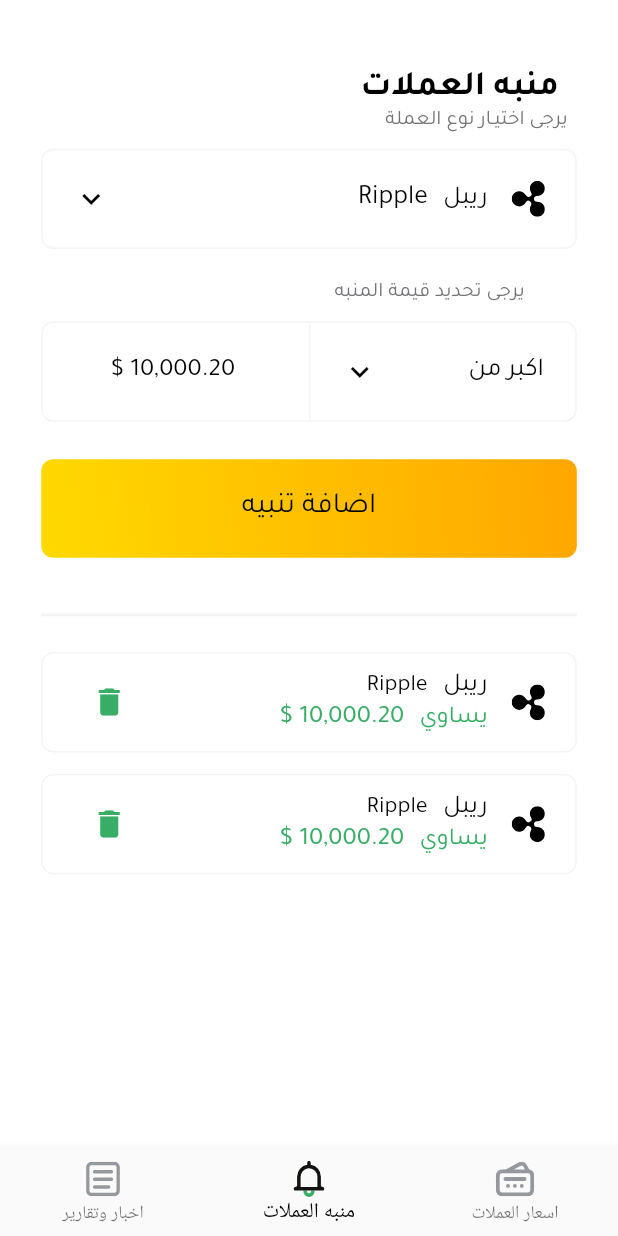
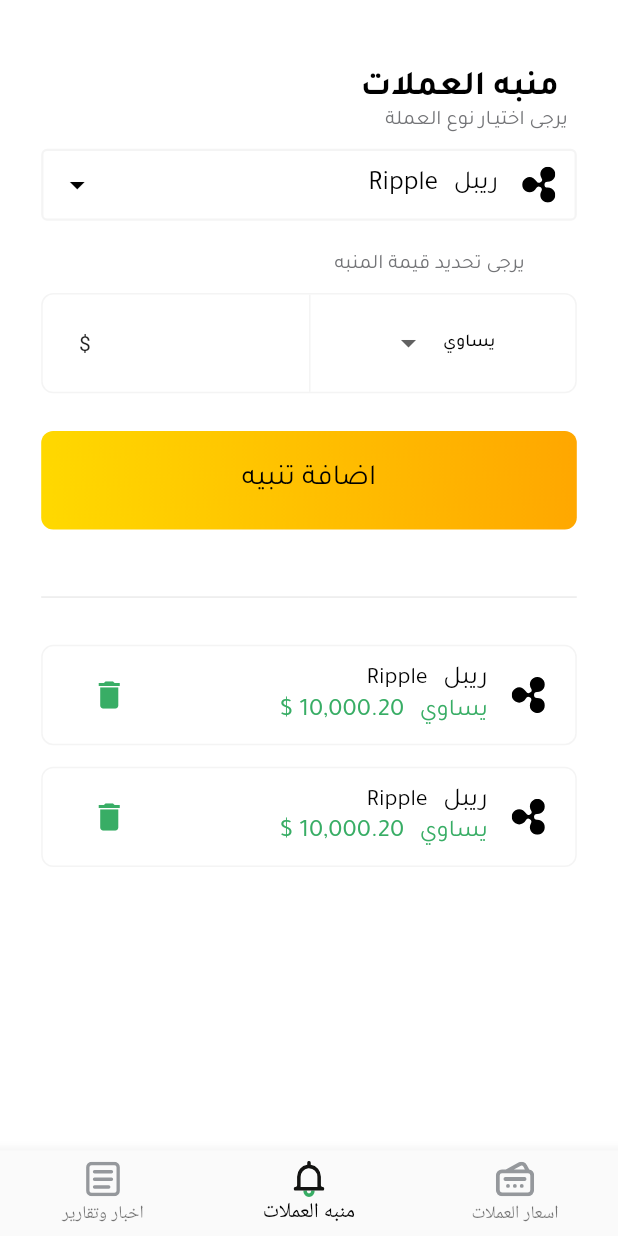
Before and after one commit to MoAlaklouk/coinz-app, a Flutter app: the screen it shows after launch, item 2 of the bottom bar chosen, on a phone screen of 412 x 824 dp. Run offline on Flutter 3.47's test engine with Material 2 defaults, Android fonts, the phone set to English and light mode, and no system bars; drawn by our look-alikes of dropdown_search; our stand-ins replace flutter_screenutil, flutter_svg, get; missing offline and left inert: dart:ffi, loadmore.

Commit message:
loadmore & fix some ui

```diff
--- a/lib/constant/string_manager.dart
+++ b/lib/constant/string_manager.dart
@@ -45,5 +45,10 @@ class AppString {
 
   static const String shareString = 'مشاركة';
   static const String pressToAddNew = 'اضغط للاضافة';
+  static const choosenItem = 'يساوي';
+  static const chooseItem = ['اكبر من', 'اصغر من', 'يساوي'];
+  static const isLoading = 'جاري تحميل المزيد';
+  static const endLoading = 'لايوجد المزيد';
+
 
 }
--- a/lib/constant/theme_manager.dart
+++ b/lib/constant/theme_manager.dart
@@ -54,25 +54,25 @@ ThemeData getApplicationTheme() {
 
     textTheme: TextTheme(
       headline1:
-          getBoldStyle(color: ColorManager.white, fontSize: AppSize.s12.sp),
+          getBoldStyle(color: ColorManager.black, fontSize: AppSize.s12.sp),
       headline2:
-          getSemiBoldStyle(color: ColorManager.white, fontSize: AppSize.s10.sp),
+          getSemiBoldStyle(color: ColorManager.black, fontSize: AppSize.s10.sp),
       headline3: getBoldStyle(
-        color: ColorManager.white,
+        color: ColorManager.black,
         fontSize: AppSize.s12.sp,
       ),
       headline4:
-          getRegularStyle(color: ColorManager.white, fontSize: AppSize.s18.sp),
+          getRegularStyle(color: ColorManager.black, fontSize: AppSize.s18.sp),
       headline5:
-          getSemiBoldStyle(color: ColorManager.white, fontSize: AppSize.s20.sp),
+          getSemiBoldStyle(color: ColorManager.black, fontSize: AppSize.s20.sp),
       headline6:
-          getSemiBoldStyle(color: ColorManager.white, fontSize: AppSize.s20.sp),
+          getSemiBoldStyle(color: ColorManager.black, fontSize: AppSize.s20.sp),
       subtitle1:
-          getMediumStyle(color: ColorManager.white, fontSize: AppSize.s14.sp),
+          getMediumStyle(color: ColorManager.black, fontSize: AppSize.s14.sp),
       subtitle2:
-          getMediumStyle(color: ColorManager.white, fontSize: AppSize.s14.sp),
-      caption: getLightStyle(color: ColorManager.white),
-      bodyText1: getLightStyle(color: ColorManager.white),
+          getMediumStyle(color: ColorManager.black, fontSize: AppSize.s14.sp),
+      caption: getLightStyle(color: ColorManager.black),
+      bodyText1: getLightStyle(color: ColorManager.black),
     ),
 
     inputDecorationTheme: InputDecorationTheme(
@@ -83,13 +83,13 @@ ThemeData getApplicationTheme() {
         errorStyle: getRegularStyle(color: ColorManager.error),
         enabledBorder: OutlineInputBorder(
           borderSide: BorderSide(
-            color: ColorManager.primary,
+            color: ColorManager.lightGreyBorder,
             width: AppSize.s1_5,
           ),
         ),
         focusedBorder: OutlineInputBorder(
           borderSide: BorderSide(
-            color: ColorManager.primary,
+            color: ColorManager.lightGreyBorder,
             width: AppSize.s1_5,
           ),
         ),
@@ -101,7 +101,7 @@ ThemeData getApplicationTheme() {
         ),
         focusedErrorBorder: OutlineInputBorder(
           borderSide: BorderSide(
-            color: ColorManager.primary,
+            color: ColorManager.lightGreyBorder,
             width: AppSize.s1_5,
           ),
         ),
--- /dev/null
+++ b/lib/presentation/alart_coinz/alart_coinz_controller.dart
@@ -0,0 +1,12 @@
+import 'dart:ffi';
+
+import 'package:get/get.dart';
+
+class AlartCoinzController extends GetxController {
+  String dropdownValue = 'يساوي';
+
+  changeDropdownItem(value) {
+    dropdownValue = value;
+    update();
+  }
+}
--- a/lib/presentation/alart_coinz/alart_coinz_screen..dart
+++ b/lib/presentation/alart_coinz/alart_coinz_screen..dart
@@ -5,18 +5,25 @@ import 'package:coinz_app/constant/icon_manager.dart';
 import 'package:coinz_app/constant/string_manager.dart';
 import 'package:coinz_app/constant/style_manager.dart';
 import 'package:coinz_app/constant/value_manager.dart';
+import 'package:coinz_app/presentation/alart_coinz/alart_coinz_controller.dart';
+import 'package:dropdown_search/dropdown_search.dart';
 import 'package:flutter/material.dart';
 import 'package:flutter_screenutil/flutter_screenutil.dart';
 import 'package:flutter_svg/svg.dart';
+import 'package:get/get.dart';
 import 'package:get/get_state_manager/src/simple/get_widget_cache.dart';
 
 class AlartScreen extends StatelessWidget {
-  const AlartScreen({Key? key}) : super(key: key);
-
+  AlartScreen({Key? key}) : super(key: key);
+  TextEditingController alartValueController = TextEditingController();
+  var alartValueKey = GlobalKey<FormState>();
   @override
   Widget build(BuildContext context) {
     return Scaffold(
-      body: Padding(
+      body: GetBuilder<AlartCoinzController>(
+        builder: (controller) => Form(
+          key: alartValueKey,
+          child: Padding(
             padding: EdgeInsets.symmetric(horizontal: AppPadding.p23),
             child: Column(
               children: [
@@ -28,7 +35,7 @@ class AlartScreen extends StatelessWidget {
                 SizedBox(
                   height: AppHeightSize.sh9,
                 ),
-            selectCoinz(),
+                selectCoinzDropdown(),
                 SizedBox(
                   height: AppHeightSize.sh18,
                 ),
@@ -36,7 +43,7 @@ class AlartScreen extends StatelessWidget {
                 SizedBox(
                   height: AppHeightSize.sh9,
                 ),
-            alartButton(),
+                alartDetailsButton(controller),
                 SizedBox(
                   height: AppHeightSize.sh21,
                 ),
@@ -44,12 +51,14 @@ class AlartScreen extends StatelessWidget {
                 SizedBox(
                   height: AppHeightSize.sh31,
                 ),
-            separator(),
+                Divider(),
                 SizedBox(
                   height: AppHeightSize.sh20,
                 ),
                 Expanded(child: listOfAlart()),
               ],
+            ),
+          ),
         ),
       ),
     );
@@ -72,15 +81,26 @@ class AlartScreen extends StatelessWidget {
           style: getRegularStyle(color: ColorManager.grey, fontSize: 12.sp),
         ),
       );
-  Widget selectCoinz() => Container(
-        height: AppHeightSize.sh56,
-        decoration: BoxDecoration(
-            border: Border.all(color: ColorManager.lightGreyBorder),
-            borderRadius: BorderRadius.circular(AppSize.s8)),
-        child: Container(
-          margin: EdgeInsets.symmetric(horizontal: AppMargin.m17),
-          child: Row(
-            children: [
+
+  Widget selectCoinzDropdown() => DropdownSearch(
+        showSearchBox: true,
+        dropdownSearchDecoration: InputDecoration(
+          border: OutlineInputBorder(
+            borderSide: BorderSide(
+              color: ColorManager.green,
+            ),
+          ),
+          contentPadding: EdgeInsets.symmetric(
+              horizontal: AppPadding.p12, vertical: AppPadding.p8),
+        ),
+        onChanged: (data) {
+          print(data);
+        },
+        dropdownBuilder: (context, selectedItem) => selectCoinzDropdownItem(),
+        popupItemBuilder: (context, item, isSelected) =>
+            selectCoinzDropdownItem(),
+      );
+  Widget selectCoinzDropdownItem() => Row(children: [
         SvgPicture.asset(
           AssetsManager.homeCoinzIcon,
           color: ColorManager.black,
@@ -101,13 +121,8 @@ class AlartScreen extends StatelessWidget {
           AppString.textfavoriteCoinzEn,
           style: getRegularStyle(
               color: ColorManager.black, fontSize: FontSize.s16.sp),
-              ),
-              Spacer(),
-              Icon(IconManager.arrowDown),
-            ],
-          ),
-        ),
-      );
+        )
+      ]);
 
   Widget selectAlartTitel() => Container(
         alignment: Alignment.centerRight,
@@ -121,7 +136,8 @@ class AlartScreen extends StatelessWidget {
         ),
       );
 
-  Widget alartButton() => Container(
+  Widget alartDetailsButton(AlartCoinzController controller) {
+    return Container(
       height: AppHeightSize.sh56,
       decoration: BoxDecoration(
           border: Border.all(color: ColorManager.lightGreyBorder),
@@ -130,48 +146,63 @@ class AlartScreen extends StatelessWidget {
         children: [
           Expanded(
               child: Container(
-                height: AppHeightSize.sh56,
             decoration: BoxDecoration(
                 border: Border(
-                      left: BorderSide(color: ColorManager.lightGreyBorder)),
+                    left: BorderSide(color: ColorManager.lightGreyBorder))),
+            alignment: Alignment.center,
+            child: DropdownButton(
+              underline: Container(),
+              items: AppString.chooseItem
+                  .map((e) => DropdownMenuItem(
+                      value: e,
+                      child: Text(
+                        '$e',
+                        style: getMediumStyle(color: ColorManager.black),
+                      )))
+                  .toList(),
+              onChanged: (value) => controller.changeDropdownItem(value),
+              value: controller.dropdownValue,
             ),
-                child: Container(
-                  alignment: Alignment.center,
-                  margin: EdgeInsets.symmetric(horizontal: AppMargin.m17_5),
-                  child: Row(
-                    crossAxisAlignment: CrossAxisAlignment.center,
-                    mainAxisAlignment: MainAxisAlignment.center,
-                    children: [
-                      Text(
-                        AppString.moreThan,
-                        style: getRegularStyle(
-                            color: ColorManager.black,
-                            fontSize: AppSize.s15.sp),
-                      ),
-                      Spacer(),
-                      Icon(IconManager.arrowDown),
-                    ],
-                  ),
-                ),
-              ),
-            ),
+          )),
           Expanded(
             child: Row(
               mainAxisAlignment: MainAxisAlignment.center,
               children: [
-                  Text(
-                    ' ${AppString.price} \$',
-                    style: getRegularStyle(
-                        color: ColorManager.black, fontSize: AppSize.s15.sp),
-                    maxLines: 1,
-                    overflow: TextOverflow.ellipsis,
-                  )
+                Expanded(
+                  flex: 4,
+                  child: TextFormField(
+                    decoration: const InputDecoration(
+                      border: OutlineInputBorder(borderSide: BorderSide.none),
+                      focusedBorder:
+                          OutlineInputBorder(borderSide: BorderSide.none),
+                      enabledBorder:
+                          OutlineInputBorder(borderSide: BorderSide.none),
+                      errorBorder:
+                          OutlineInputBorder(borderSide: BorderSide.none),
+                      disabledBorder:
+                          OutlineInputBorder(borderSide: BorderSide.none),
+                      focusedErrorBorder:
+                          OutlineInputBorder(borderSide: BorderSide.none),
+                    ),
+                    validator: (value) {
+                      if (value!.isEmpty) {
+                        return 'حقل مطلوب';
+                      }
+                    },
+                    controller: alartValueController,
+                    keyboardType: TextInputType.number,
+                    style: TextStyle(color: ColorManager.black),
+                  ),
+                ),
+                Expanded(child: Text(AppString.dollarSign)),
               ],
             ),
           ),
         ],
       ),
     );
+  }
+
   Widget newAlartButton() => Container(
         height: AppHeightSize.sh55,
         width: double.infinity,
@@ -182,7 +213,11 @@ class AlartScreen extends StatelessWidget {
           borderRadius: BorderRadius.circular(AppSize.s8),
         ),
         child: TextButton(
-            onPressed: () {},
+            onPressed: () {
+              if (alartValueKey.currentState!.validate()) {
+                print('sccess');
+              }
+            },
             child: Text(
               AppString.newAlart,
               style: getRegularStyle(
@@ -190,11 +225,6 @@ class AlartScreen extends StatelessWidget {
             )),
       );
 
-  Widget separator() => Container(
-        decoration: BoxDecoration(
-            border: Border.all(
-                color: ColorManager.lightGreyBorder, width: AppSize.s1)),
-      );
   Widget listOfAlart() => Container(
         child: ListView.separated(
             itemBuilder: (context, index) => alartItem(),
--- a/lib/presentation/home/home_screen.dart
+++ b/lib/presentation/home/home_screen.dart
@@ -170,7 +170,7 @@ class HomeScreen extends StatelessWidget {
   Widget titelBar() => Container(
         height: AppHeightSize.sh41,
         padding: EdgeInsets.symmetric(horizontal: AppPadding.p5),
-        color: ColorManager.lightGrey.withOpacity(.2),
+        color: ColorManager.lightGreyBorder,
         child: Row(
           mainAxisAlignment: MainAxisAlignment.spaceBetween,
           children: [
--- a/lib/presentation/layout/layout_controller.dart
+++ b/lib/presentation/layout/layout_controller.dart
@@ -11,8 +11,8 @@ class LayoutController extends GetxController {
   int currantPageIndex = 0;
   List<Widget> secreens = [
     const HomeScreen(),
-    const AlartScreen(),
-    const NewsScreen(),
+     AlartScreen(),
+     NewsScreen(),
   ];
 
   List<BottomNavigationBarItem> bottomNavIcon = [
--- a/pubspec.yaml
+++ b/pubspec.yaml
@@ -40,6 +40,7 @@ dependencies:
   flutter_screenutil: ^5.3.1
   cached_network_image: ^3.2.0
   loadmore: ^2.0.1
+  dropdown_search: ^2.0.1
 
 
 dev_dependencies:
```
Also changed, not shown: lib/app/app_router/binding.dart (+5 -2 lines), lib/presentation/news/news_controller.dart (+20 -1 lines), lib/presentation/news/news_screen.dart (+22 -4 lines), lib/presentation/splash/splash_screen.dart (+11 -5 lines), pubspec.lock. Lines whose indentation alone changed are shown as unchanged.
